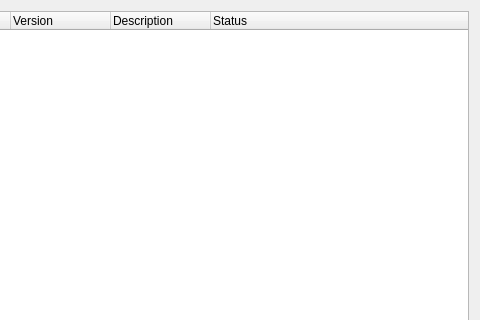
zturtleman/mm3d, file src/qtui/pluginwin.ui: the form before one commit; both pictures show x 101 to 581 and y 0 to 320 of the 581 by 504 pixel window.
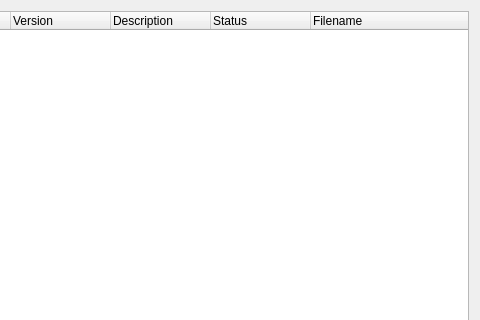
The form after the commit.

Commit message: Add filename to Plugins window

Patch:
```diff
--- a/src/qtui/pluginwin.ui
+++ b/src/qtui/pluginwin.ui
@@ -57,6 +57,11 @@
        <string>Status</string>
       </property>
      </column>
+     <column>
+      <property name="text">
+       <string>Filename</string>
+      </property>
+     </column>
     </widget>
    </item>
    <item>
```
The commit also changes 4 other files.
